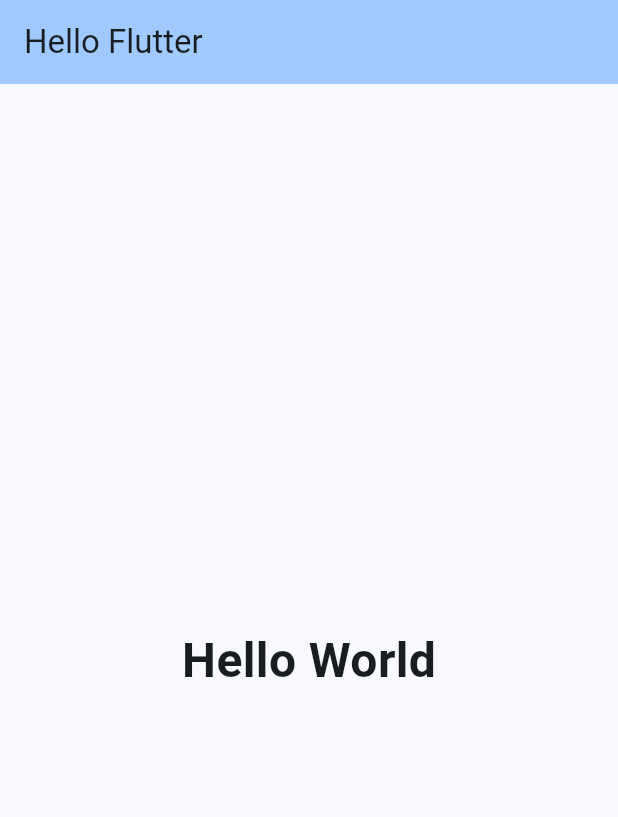
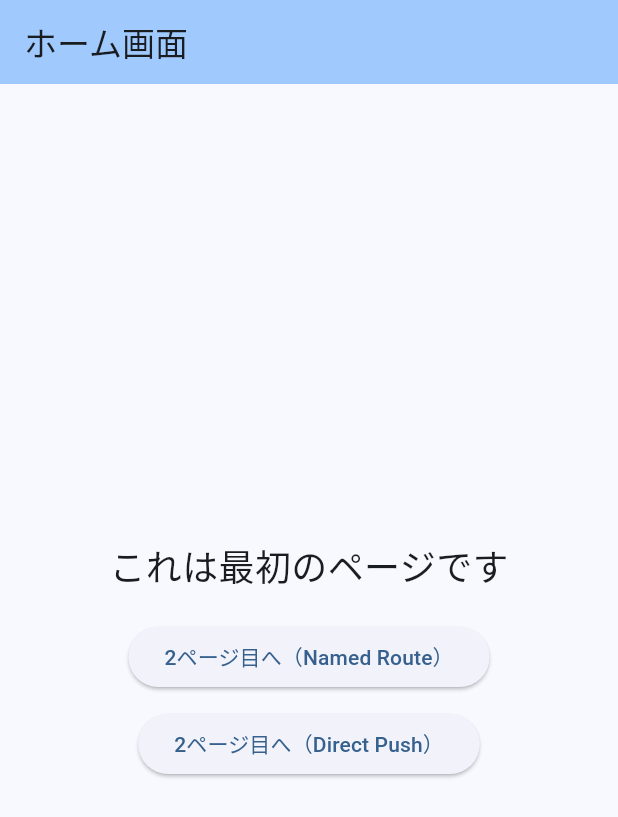
Before and after one commit to moriguin/hello_flutter_app, a Flutter app: the screen it shows after launch, on a phone screen of 412 x 824 dp. Shown: the top 817 px of the screen. Run offline on Flutter 3.47's test engine with Material 3 defaults, Android fonts, the phone set to English and light mode, and no system bars.

Commit message:
Implement navigation between screen

```diff
--- a/lib/main.dart
+++ b/lib/main.dart
@@ -1,6 +1,7 @@
 import 'package:flutter/material.dart';
 
 void main() {
+  print('【アプリ起動】main()が実行されました');
   runApp(const MyApp());
 }
 
@@ -9,32 +10,106 @@ class MyApp extends StatelessWidget {
 
   @override
   Widget build(BuildContext context) {
+    print('【MyApp】build()が呼ばれました');
     return MaterialApp(
-      title: 'Hello World App',
+      title: 'Multi Page App',
       theme: ThemeData(
         colorScheme: ColorScheme.fromSeed(seedColor: Colors.blue),
       ),
-      home: const HelloWorldPage(),
+      // ルート設定方式1: routesを使う方法
+      initialRoute: '/', // 最初に表示するルート
+      routes: {
+        '/': (context) => const HomePage(),
+        '/second': (context) => const SecondPage(),
+      },
     );
   }
 }
 
-class HelloWorldPage extends StatelessWidget {
-  const HelloWorldPage({super.key});
+// ページ1: ホーム画面
+class HomePage extends StatelessWidget {
+  const HomePage({super.key});
 
   @override
   Widget build(BuildContext context) {
+    print('【HomePage】build()が呼ばれました');
     return Scaffold(
       appBar: AppBar(
         backgroundColor: Theme.of(context).colorScheme.inversePrimary,
-        title: const Text('Hello Flutter'),
+        title: const Text('ホーム画面'),
       ),
-      body: const Center(
-        child: Text(
-          'Hello World',
-          style: TextStyle(fontSize: 32, fontWeight: FontWeight.bold),
+      body: Center(
+        child: Column(
+          mainAxisAlignment: MainAxisAlignment.center,
+          children: [
+            const Text('これは最初のページです', style: TextStyle(fontSize: 24)),
+            const SizedBox(height: 20),
+            // ナビゲーション方法1: Named Route
+            ElevatedButton(
+              onPressed: () {
+                print('【HomePage】Named Routeボタンがタップされました');
+                Navigator.pushNamed(context, '/second');
+              },
+              child: const Text('2ページ目へ（Named Route）'),
+            ),
+            const SizedBox(height: 10),
+            // ナビゲーション方法2: MaterialPageRoute
+            ElevatedButton(
+              onPressed: () {
+                print('【HomePage】Direct Pushボタンがタップされました');
+                Navigator.push(
+                  context,
+                  MaterialPageRoute(builder: (context) => const SecondPage()),
+                );
+              },
+              child: const Text('2ページ目へ（Direct Push）'),
+            ),
+          ],
         ),
       ),
     );
   }
 }
+
+// ページ2: セカンド画面
+class SecondPage extends StatelessWidget {
+  const SecondPage({super.key});
+
+  @override
+  Widget build(BuildContext context) {
+    print('【SecondPage】build()が呼ばれました');
+    return Scaffold(
+      appBar: AppBar(
+        backgroundColor: Theme.of(context).colorScheme.inversePrimary,
+        title: const Text('セカンド画面'),
+        // 戻るボタンは自動で追加される
+      ),
+      body: Center(
+        child: Column(
+          mainAxisAlignment: MainAxisAlignment.center,
+          children: [
+            const Text('これは2番目のページです', style: TextStyle(fontSize: 24)),
+            const SizedBox(height: 20),
+            ElevatedButton(
+              onPressed: () {
+                print('【SecondPage】ホームに戻るボタンがタップされました');
+                // 前の画面に戻る
+                Navigator.pop(context);
+              },
+              child: const Text('ホームに戻る'),
+            ),
+            const SizedBox(height: 10),
+            // データを渡して戻る例
+            ElevatedButton(
+              onPressed: () {
+                print('【SecondPage】データを持って戻るボタンがタップされました');
+                Navigator.pop(context, 'セカンドページから戻りました');
+              },
+              child: const Text('データを持って戻る'),
+            ),
+          ],
+        ),
+      ),
+    );
+  }
+}
```
Also changed, not shown: 7 other files.
